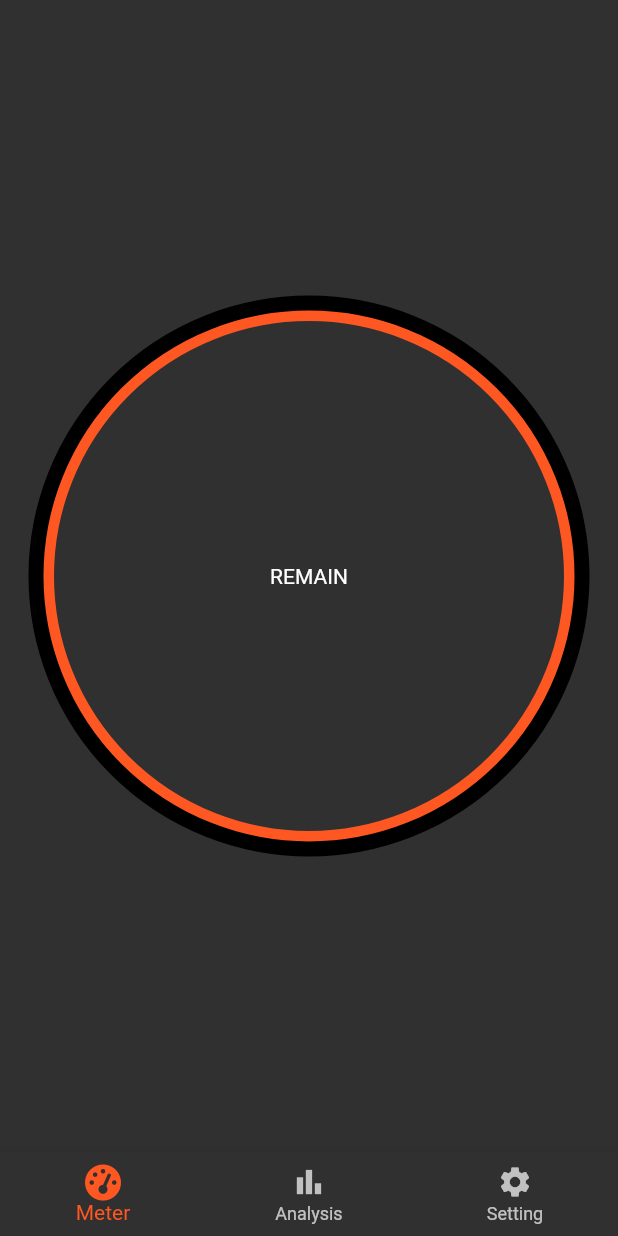
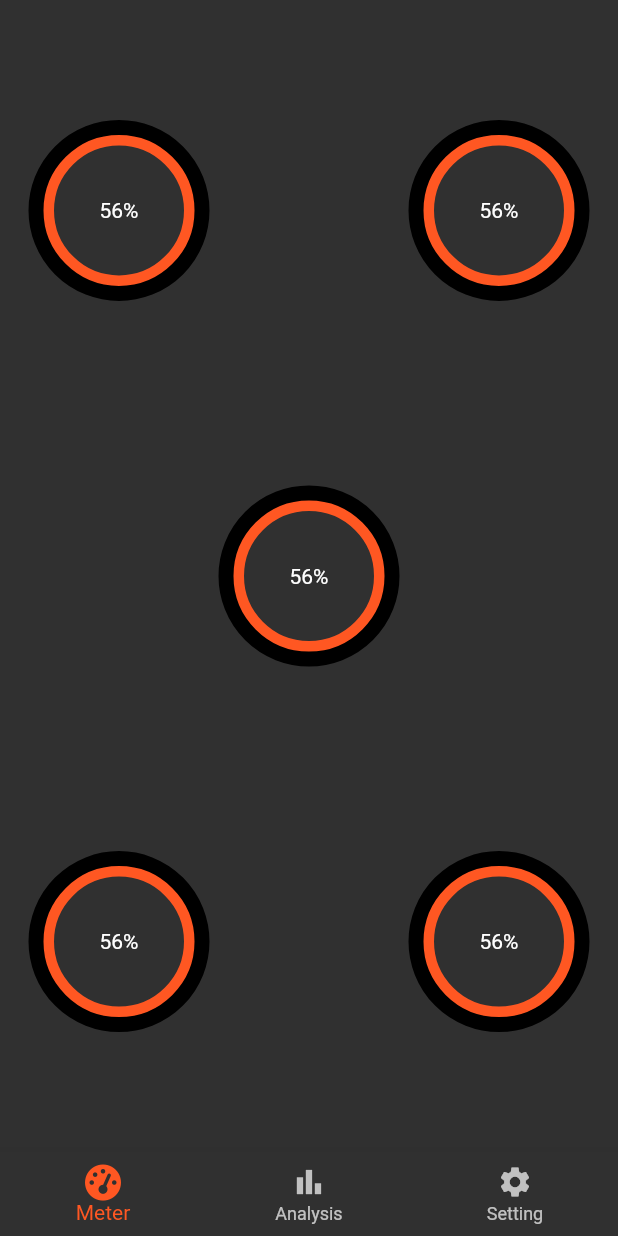
Before and after one commit to kolbe-ryo/budget_scouter, a Flutter app: the screen it shows after launch, on a phone screen of 412 x 824 dp. Run offline on Flutter 3.47's test engine with Material 2 defaults, Android fonts, the phone set to English and light mode, and no system bars; drawn by our look-alikes of pie_chart; our stand-ins replace flutter_riverpod, font_awesome_flutter, freezed_annotation, shared_preferences.

Commit message:
set align position to const

```diff
--- /dev/null
+++ b/lib/constant/alignment_position.dart
@@ -0,0 +1,9 @@
+import 'package:flutter/material.dart';
+
+const kAlignmentPosition = [
+  Alignment(-1.0, -0.8),
+  Alignment(1.0, -0.8),
+  Alignment.center,
+  Alignment(-1.0, 0.8),
+  Alignment(1.0, 0.8),
+];
--- a/lib/model/money_meter_model.dart
+++ b/lib/model/money_meter_model.dart
@@ -12,7 +12,7 @@ class MoneyMeterModel with _$MoneyMeterModel {
   const MoneyMeterModel._();
 
   const factory MoneyMeterModel({
-    @Default(false) bool isNodata,
+    @Default(false) bool hasdata,
     @Default(0) int index,
     @Default(false) bool isCenterContent,
     @Default(0) int initBalance,
--- a/lib/model/money_meter_model_list.dart
+++ b/lib/model/money_meter_model_list.dart
@@ -12,7 +12,7 @@ class MoneyMeterModelList with _$MoneyMeterModelList {
   const MoneyMeterModelList._();
 
   const factory MoneyMeterModelList({
-    @Default(<MoneyMeterModel>[MoneyMeterModel()]) List<MoneyMeterModel> moneyMeterModelList,
+    @Default(<MoneyMeterModel>[]) List<MoneyMeterModel> moneyMeterModelList,
   }) = _MoneyMeterModelList;
 
   factory MoneyMeterModelList.fromJson(Map<String, dynamic> json) => _$MoneyMeterModelListFromJson(json);
--- a/lib/view/money_meter/money_meter.dart
+++ b/lib/view/money_meter/money_meter.dart
@@ -1,4 +1,5 @@
 // Flutter imports:
+import 'money_meter_additional_widget.dart';
 import 'package:flutter/material.dart';
 
 // Project imports:
@@ -9,23 +10,30 @@ import 'meter_widget.dart';
 import 'money_meter_abstract.dart';
 
 class MoneyMeter extends MoneyMeterAbstract {
-  const MoneyMeter({required this.moneyMeterModel, required this.isLargeMeter, Key? key}) : super(key: key);
+  const MoneyMeter(this.moneyMeterModel, {Key? key}) : super(key: key);
 
   final MoneyMeterModel moneyMeterModel;
-  final bool isLargeMeter;
 
   @override
-  Widget innerTextWidget() {
-    return isLargeMeter ? Text('REMAIN') : Text('56%');
+  Widget? innerTextWidget() {
+    if (moneyMeterModel.hasdata) {
+      return null;
+    }
+    return moneyMeterModel.isCenterContent ? Text('REMAIN') : Text('56%');
   }
 
   @override
-  List<MeterWidget> meterWidgets() {
-    return isLargeMeter
+  List<Widget> meterWidgets() {
+    if (moneyMeterModel.hasdata) {
+      return const [MoneyMeterAdditionalWidget()];
+    }
+    return moneyMeterModel.isCenterContent
+        // LargeMeter in center
         ? [
             const MeterWidget(inOutCircle: MeterInOutEnum.outer, meterRadius: MeterRadiusEnum.largeInner),
             const MeterWidget(inOutCircle: MeterInOutEnum.inner, meterRadius: MeterRadiusEnum.largeOuter),
           ]
+        // SmallMeter in edge
         : [
             const MeterWidget(inOutCircle: MeterInOutEnum.outer, meterRadius: MeterRadiusEnum.smallInner),
             const MeterWidget(inOutCircle: MeterInOutEnum.inner, meterRadius: MeterRadiusEnum.smallOuter),
--- a/lib/view/money_meter/money_meter_abstract.dart
+++ b/lib/view/money_meter/money_meter_abstract.dart
@@ -4,14 +4,11 @@ import 'package:flutter/material.dart';
 // Package imports:
 import 'package:flutter_riverpod/flutter_riverpod.dart';
 
-// Project imports:
-import 'meter_widget.dart';
-
 abstract class MoneyMeterAbstract extends ConsumerWidget {
   const MoneyMeterAbstract({Key? key}) : super(key: key);
 
-  List<MeterWidget> meterWidgets();
-  Widget innerTextWidget();
+  List<Widget> meterWidgets();
+  Widget? innerTextWidget();
 
   @override
   Widget build(BuildContext context, WidgetRef ref) {
@@ -19,7 +16,7 @@ abstract class MoneyMeterAbstract extends ConsumerWidget {
       alignment: Alignment.center,
       children: [
         ...(meterWidgets().map((widget) => widget)),
-        innerTextWidget(),
+        innerTextWidget() ?? const SizedBox.shrink(),
       ],
     );
   }
--- /dev/null
+++ b/lib/view/money_meter/money_meter_additional_widget.dart
@@ -0,0 +1,10 @@
+import 'package:flutter/material.dart';
+
+class MoneyMeterAdditionalWidget extends StatelessWidget {
+  const MoneyMeterAdditionalWidget({Key? key}) : super(key: key);
+
+  @override
+  Widget build(BuildContext context) {
+    return Icon(Icons.add);
+  }
+}
--- a/lib/view/page/money_meter_page.dart
+++ b/lib/view/page/money_meter_page.dart
@@ -1,5 +1,8 @@
 // Flutter imports:
-import 'package:budget_scouter/view/money_meter/money_meter.dart';
+import 'package:budget_scouter/constant/alignment_position.dart';
+import 'package:budget_scouter/model/money_meter_model.dart';
+
+import '../money_meter/money_meter.dart';
 import 'package:flutter/material.dart';
 
 // Package imports:
@@ -9,7 +12,7 @@ import 'package:flutter_riverpod/flutter_riverpod.dart';
 import '../../model/money_meter_model_list.dart';
 import '../view_model/money_meter_page_view_model.dart';
 
-// MoneyMeterModelListの管理
+// Management of MoneyMeterModelList
 final moneyMeterModelListProvider =
     StateNotifierProvider<MoneyMeterPageViewModel, MoneyMeterModelList>((ref) => MoneyMeterPageViewModel());
 
@@ -23,44 +26,21 @@ class MoneyMeterPage extends ConsumerWidget {
         builder: (context, asyncValue) {
           if (asyncValue.hasData) {
             return Scaffold(
-              body: LayoutBuilder(
-                builder: (context, constraints) {
-                  return Stack(
+              body: Stack(
                 children: [
+                  for (int index = 0; index < 5; index++)
                     Align(
-                        alignment: Alignment.center,
+                      alignment: kAlignmentPosition.elementAt(index),
                       child: MoneyMeter(
-                          moneyMeterModel: ref.watch(
+                        ref.watch(
                           moneyMeterModelListProvider.select(
-                              (state) => state.moneyMeterModelList.firstWhere((moneyModel) => moneyModel.index == 0),
+                            (state) => state.moneyMeterModelList.firstWhere((moneyModel) => moneyModel.index == index,
+                                orElse: () => const MoneyMeterModel()),
                           ),
                         ),
-                          isLargeMeter: true,
                       ),
                     ),
-                      // const Align(
-                      //   alignment: Alignment(-1.0, -0.8),
-                      //   child: MoneyMeterSmall(),
-                      // ),
-                      // const Align(
-                      //   alignment: Alignment(1.0, -0.8),
-                      //   child: MoneyMeterSmall(),
-                      // ),
-                      // const Align(
-                      //   alignment: Alignment.center,
-                      //   child: MoneyMeterLarge(),
-                      // ),
-                      // const Align(
-                      //   alignment: Alignment(-1.0, 0.8),
-                      //   child: MoneyMeterSmall(),
-                      // ),
-                      // const Align(
-                      //   alignment: Alignment(1.0, 0.8),
-                      //   child: MoneyMeterSmall(),
-                      // ),
                 ],
-                  );
-                },
               ),
             );
           }
```
Also changed, not shown: lib/model/money_meter_model.freezed.dart, lib/model/money_meter_model.g.dart, lib/model/money_meter_model_list.freezed.dart, lib/model/money_meter_model_list.g.dart. Lines whose indentation alone changed are shown as unchanged.
